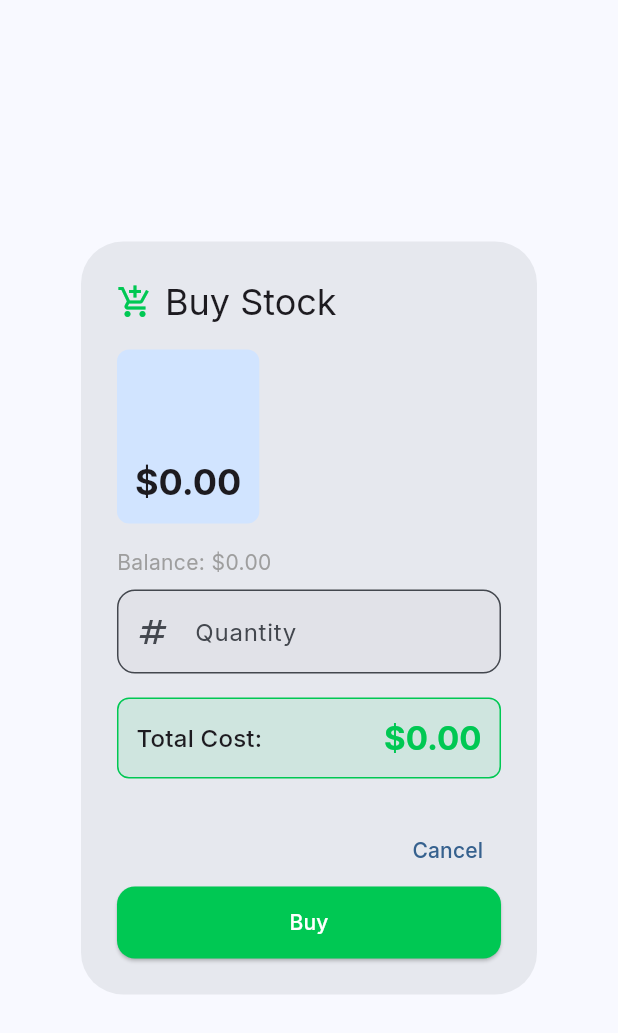
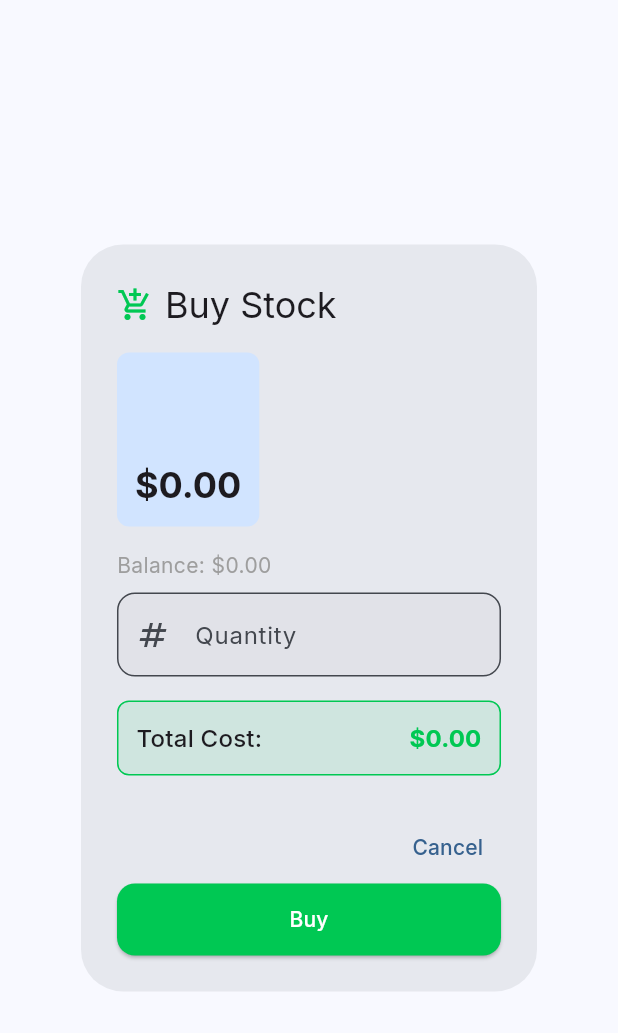
Before and after one commit to mmahmood233/stock-market, a Flutter app: the TradeDialog widget shown alone on an empty page, opened directly with empty values, on a phone screen of 412 x 824 dp. Shown: the top 1033 px of the screen. Run offline on Flutter 3.47's test engine with Material 3 defaults, Android fonts, the phone set to English and light mode, and no system bars; our stand-ins replace dartz, equatable, fl_chart, flutter_bloc, google_fonts, shared_preferences; accounts and stored records are empty.

Commit message:
fix: improve trade dialog input validation and layout handling for large numbers

```diff
--- a/lib/presentation/widgets/trade_dialog.dart
+++ b/lib/presentation/widgets/trade_dialog.dart
@@ -42,7 +42,8 @@ class _TradeDialogState extends State<TradeDialog> {
 
   void _updateTotal() {
     setState(() {
-      _quantity = int.tryParse(_quantityController.text) ?? 0;
+      final parsed = int.tryParse(_quantityController.text) ?? 0;
+      _quantity = parsed < 0 ? 0 : parsed;
       _totalCost = _quantity * widget.stock.currentPrice;
     });
   }
@@ -163,6 +164,7 @@ class _TradeDialogState extends State<TradeDialog> {
                     keyboardType: TextInputType.number,
                     inputFormatters: [
                       FilteringTextInputFormatter.digitsOnly,
+                      LengthLimitingTextInputFormatter(9),
                     ],
                     onChanged: (_) => _updateTotal(),
                     validator: (value) {
@@ -203,11 +205,16 @@ class _TradeDialogState extends State<TradeDialog> {
                               'Total ${isBuy ? 'Cost' : 'Revenue'}:',
                               style: Theme.of(context).textTheme.titleMedium,
                             ),
-                            Text(
+                            const SizedBox(width: 8),
+                            Flexible(
+                              child: Text(
                                 Formatters.formatCurrency(_totalCost),
-                              style: Theme.of(context).textTheme.titleLarge?.copyWith(
+                                style: Theme.of(context).textTheme.titleMedium?.copyWith(
                                       fontWeight: FontWeight.bold,
                                       color: color,
+                                    ),
+                                textAlign: TextAlign.end,
+                                overflow: TextOverflow.ellipsis,
                               ),
                             ),
                           ],
@@ -218,13 +225,19 @@ class _TradeDialogState extends State<TradeDialog> {
                             mainAxisAlignment: MainAxisAlignment.spaceBetween,
                             children: [
                               Text(
-                                'Remaining Balance:',
+                                'Remaining:',
                                 style: Theme.of(context).textTheme.bodyMedium,
                               ),
-                              Text(
+                              const SizedBox(width: 8),
+                              Flexible(
+                                child: Text(
                                   Formatters.formatCurrency(balance - _totalCost),
                                   style: Theme.of(context).textTheme.bodyMedium?.copyWith(
                                         fontWeight: FontWeight.bold,
+                                        color: (balance - _totalCost) < 0 ? AppColors.lossRed : null,
+                                      ),
+                                  textAlign: TextAlign.end,
+                                  overflow: TextOverflow.ellipsis,
                                 ),
                               ),
                             ],
```
Lines whose indentation alone changed are shown as unchanged.
